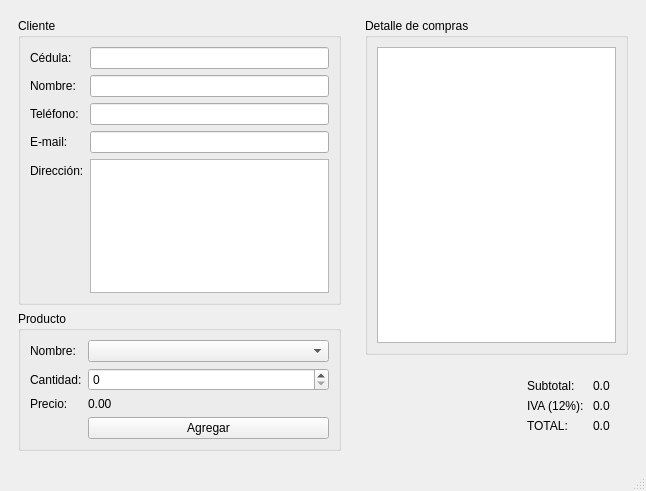
KevsWit/P59-Qt-Tienda, file tienda.ui: the form before one commit.
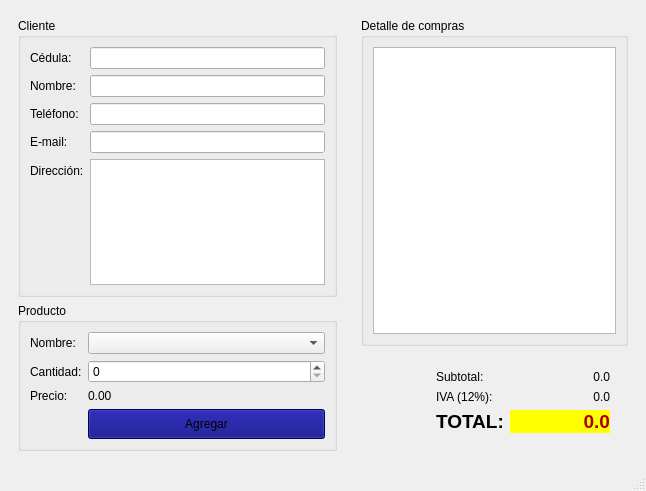
The form after the commit.

Commit message: Terminado el diseño de la GUI

```diff
--- a/tienda.ui
+++ b/tienda.ui
@@ -17,6 +17,18 @@
    <layout class="QHBoxLayout" name="horizontalLayout_3">
     <item>
      <widget class="QWidget" name="widget" native="true">
+      <property name="minimumSize">
+       <size>
+        <width>300</width>
+        <height>0</height>
+       </size>
+      </property>
+      <property name="maximumSize">
+       <size>
+        <width>350</width>
+        <height>16777215</height>
+       </size>
+      </property>
       <layout class="QVBoxLayout" name="verticalLayout">
        <item>
         <widget class="QGroupBox" name="groupBox">
@@ -24,6 +36,30 @@
           <string>Cliente</string>
          </property>
          <layout class="QFormLayout" name="formLayout">
+          <item row="8" column="0">
+           <widget class="QLabel" name="label_5">
+            <property name="text">
+             <string>Dirección:</string>
+            </property>
+           </widget>
+          </item>
+          <item row="5" column="0">
+           <widget class="QLabel" name="label_3">
+            <property name="text">
+             <string>Teléfono:</string>
+            </property>
+           </widget>
+          </item>
+          <item row="5" column="1">
+           <widget class="QLineEdit" name="inTelefono"/>
+          </item>
+          <item row="8" column="1">
+           <widget class="QPlainTextEdit" name="inDir">
+            <property name="lineWidth">
+             <number>3</number>
+            </property>
+           </widget>
+          </item>
           <item row="6" column="0">
            <widget class="QLabel" name="label_4">
             <property name="text">
@@ -32,47 +68,27 @@
            </widget>
           </item>
           <item row="6" column="1">
-           <widget class="QLineEdit" name="lineEdit"/>
+           <widget class="QLineEdit" name="inEmail"/>
           </item>
-          <item row="7" column="0">
-           <widget class="QLabel" name="label_5">
+          <item row="4" column="0">
+           <widget class="QLabel" name="label_2">
             <property name="text">
-             <string>Dirección:</string>
+             <string>Nombre:</string>
             </property>
            </widget>
           </item>
-          <item row="0" column="0">
+          <item row="4" column="1">
+           <widget class="QLineEdit" name="inNombre"/>
+          </item>
+          <item row="3" column="0">
            <widget class="QLabel" name="label">
             <property name="text">
              <string>Cédula:</string>
             </property>
            </widget>
           </item>
-          <item row="0" column="1">
-           <widget class="QLineEdit" name="lineEdit_4"/>
-          </item>
-          <item row="2" column="0">
-           <widget class="QLabel" name="label_2">
-            <property name="text">
-             <string>Nombre:</string>
-            </property>
-           </widget>
-          </item>
-          <item row="2" column="1">
-           <widget class="QLineEdit" name="lineEdit_3"/>
-          </item>
-          <item row="4" column="0">
-           <widget class="QLabel" name="label_3">
-            <property name="text">
-             <string>Teléfono:</string>
-            </property>
-           </widget>
-          </item>
-          <item row="4" column="1">
-           <widget class="QLineEdit" name="lineEdit_2"/>
-          </item>
-          <item row="7" column="1">
-           <widget class="QPlainTextEdit" name="plainTextEdit"/>
+          <item row="3" column="1">
+           <widget class="QLineEdit" name="inCedula"/>
           </item>
          </layout>
         </widget>
@@ -91,14 +107,23 @@
            </widget>
           </item>
           <item row="4" column="1">
-           <widget class="QLabel" name="label_9">
+           <widget class="QLabel" name="outPrecio">
             <property name="text">
              <string>0.00</string>
             </property>
            </widget>
           </item>
           <item row="6" column="1">
-           <widget class="QPushButton" name="pushButton">
+           <widget class="QPushButton" name="btnAgregar">
+            <property name="minimumSize">
+             <size>
+              <width>0</width>
+              <height>30</height>
+             </size>
+            </property>
+            <property name="styleSheet">
+             <string notr="true">background-color: rgb(0, 0, 127);</string>
+            </property>
             <property name="text">
              <string>Agregar</string>
             </property>
@@ -112,7 +137,7 @@
            </widget>
           </item>
           <item row="2" column="1">
-           <widget class="QSpinBox" name="spinBox"/>
+           <widget class="QSpinBox" name="inCantidad"/>
           </item>
           <item row="0" column="0">
            <widget class="QLabel" name="label_6">
@@ -122,7 +147,7 @@
            </widget>
           </item>
           <item row="0" column="1">
-           <widget class="QComboBox" name="comboBox"/>
+           <widget class="QComboBox" name="inProducto"/>
           </item>
          </layout>
         </widget>
@@ -140,7 +165,7 @@
          </property>
          <layout class="QHBoxLayout" name="horizontalLayout_2">
           <item>
-           <widget class="QTableWidget" name="tableWidget"/>
+           <widget class="QTableWidget" name="outDetalle"/>
           </item>
          </layout>
         </widget>
@@ -155,7 +180,7 @@
             </property>
             <property name="sizeHint" stdset="0">
              <size>
-              <width>142</width>
+              <width>46</width>
               <height>20</height>
              </size>
             </property>
@@ -172,10 +197,19 @@
               </widget>
              </item>
              <item row="0" column="1">
-              <widget class="QLabel" name="label_13">
+              <widget class="QLabel" name="outSubtotal">
+               <property name="minimumSize">
+                <size>
+                 <width>100</width>
+                 <height>0</height>
+                </size>
+               </property>
                <property name="text">
                 <string>0.0</string>
                </property>
+               <property name="alignment">
+                <set>Qt::AlignRight|Qt::AlignTrailing|Qt::AlignVCenter</set>
+               </property>
               </widget>
              </item>
              <item row="1" column="0">
@@ -186,24 +220,48 @@
               </widget>
              </item>
              <item row="1" column="1">
-              <widget class="QLabel" name="label_14">
+              <widget class="QLabel" name="outIVA">
                <property name="text">
                 <string>0.0</string>
                </property>
+               <property name="alignment">
+                <set>Qt::AlignRight|Qt::AlignTrailing|Qt::AlignVCenter</set>
+               </property>
               </widget>
              </item>
              <item row="2" column="0">
               <widget class="QLabel" name="label_12">
+               <property name="font">
+                <font>
+                 <pointsize>14</pointsize>
+                 <weight>75</weight>
+                 <bold>true</bold>
+                </font>
+               </property>
                <property name="text">
                 <string>TOTAL:</string>
                </property>
               </widget>
              </item>
              <item row="2" column="1">
-              <widget class="QLabel" name="label_15">
+              <widget class="QLabel" name="outTotal">
+               <property name="font">
+                <font>
+                 <pointsize>14</pointsize>
+                 <weight>75</weight>
+                 <bold>true</bold>
+                </font>
+               </property>
+               <property name="styleSheet">
+                <string notr="true">background-color: rgb(255, 255, 0);
+color: rgb(170, 0, 0);</string>
+               </property>
                <property name="text">
                 <string>0.0</string>
                </property>
+               <property name="alignment">
+                <set>Qt::AlignRight|Qt::AlignTrailing|Qt::AlignVCenter</set>
+               </property>
               </widget>
              </item>
             </layout>
```
